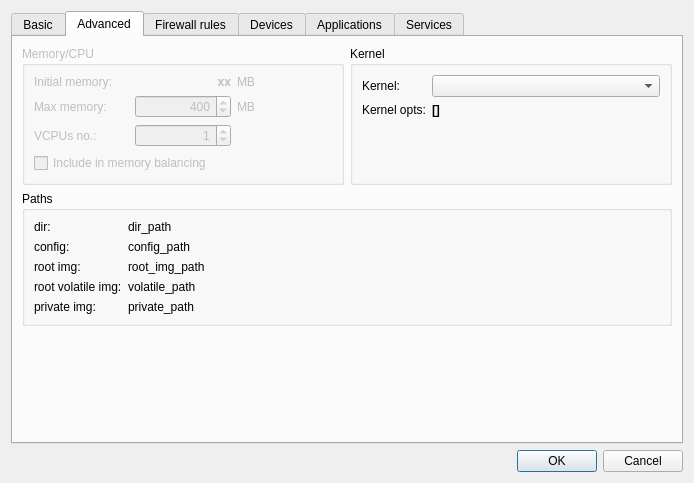
Old version of the form settingsdlg.ui in the repository QubesOS/qubes-manager.
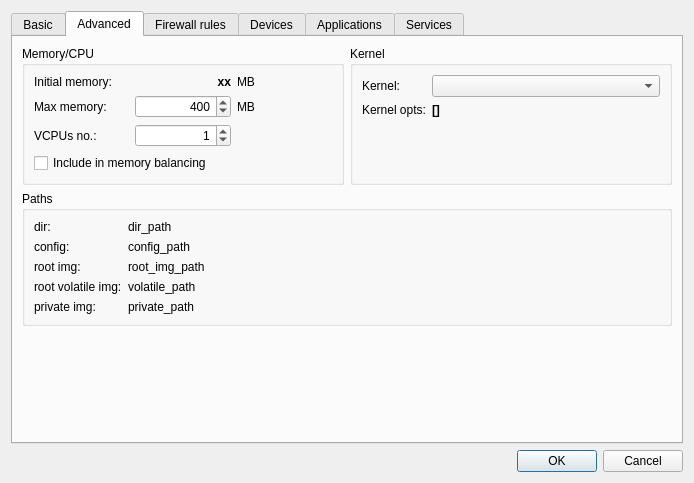
New version of the form. The open tabs and pages were chosen to show the change. Icons and pictures are not drawn.

Commit message: Advanced tab (mem/cpu)

Diff of the .ui file:
```diff
--- a/settingsdlg.ui
+++ b/settingsdlg.ui
@@ -297,7 +297,7 @@
          <item row="0" column="0">
           <widget class="QGroupBox" name="groupBox_2">
            <property name="enabled">
-            <bool>false</bool>
+            <bool>true</bool>
            </property>
            <property name="title">
             <string>Memory/CPU</string>
@@ -306,7 +306,7 @@
             <item row="0" column="0">
              <widget class="QLabel" name="label_15">
               <property name="enabled">
-               <bool>false</bool>
+               <bool>true</bool>
               </property>
               <property name="text">
                <string>Initial memory:</string>
@@ -316,7 +316,7 @@
             <item row="0" column="1">
              <widget class="QLabel" name="mem_size">
               <property name="enabled">
-               <bool>false</bool>
+               <bool>true</bool>
               </property>
               <property name="font">
                <font>
@@ -335,7 +335,7 @@
             <item row="0" column="2">
              <widget class="QLabel" name="label_16">
               <property name="enabled">
-               <bool>false</bool>
+               <bool>true</bool>
               </property>
               <property name="text">
                <string>MB</string>
@@ -352,7 +352,7 @@
             <item row="1" column="1">
              <widget class="QSpinBox" name="max_mem_size">
               <property name="enabled">
-               <bool>false</bool>
+               <bool>true</bool>
               </property>
               <property name="alignment">
                <set>Qt::AlignRight|Qt::AlignTrailing|Qt::AlignVCenter</set>
@@ -388,7 +388,7 @@
             <item row="2" column="1">
              <widget class="QSpinBox" name="vcpus">
               <property name="enabled">
-               <bool>false</bool>
+               <bool>true</bool>
               </property>
               <property name="alignment">
                <set>Qt::AlignRight|Qt::AlignTrailing|Qt::AlignVCenter</set>
@@ -401,7 +401,7 @@
             <item row="3" column="0" colspan="2">
              <widget class="QCheckBox" name="include_in_balancing">
               <property name="enabled">
-               <bool>false</bool>
+               <bool>true</bool>
               </property>
               <property name="text">
                <string>Include in memory balancing</string>
```
Left out of the diff: 2 changed lines with no effect on the pictures. The commit also changes 1 other file.
